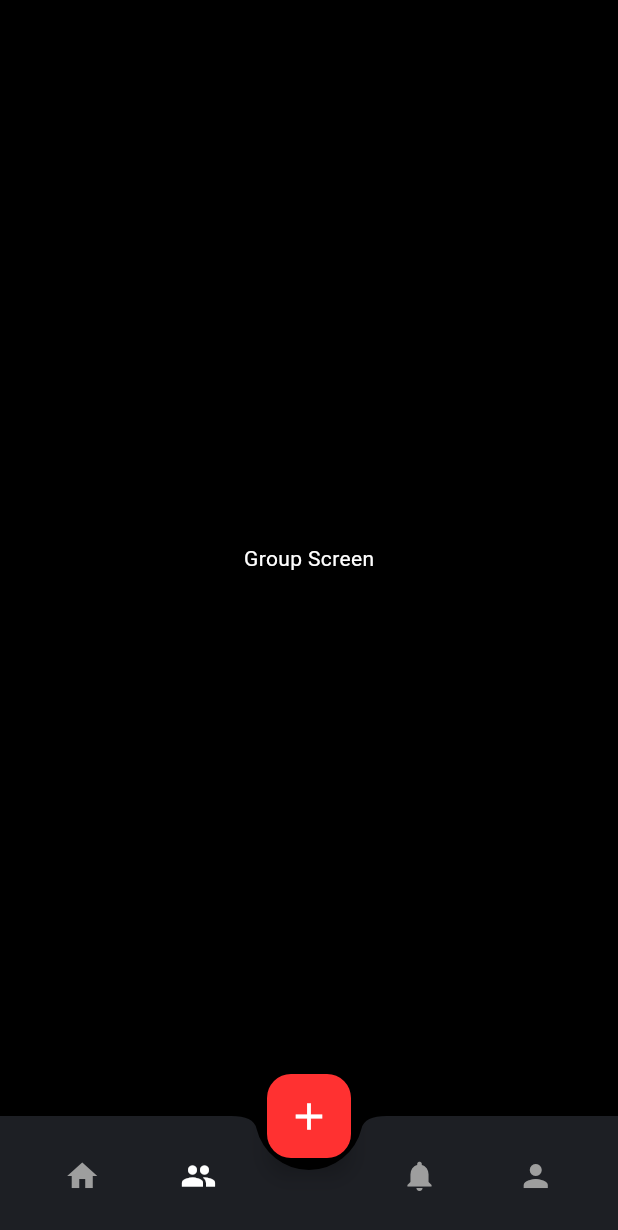
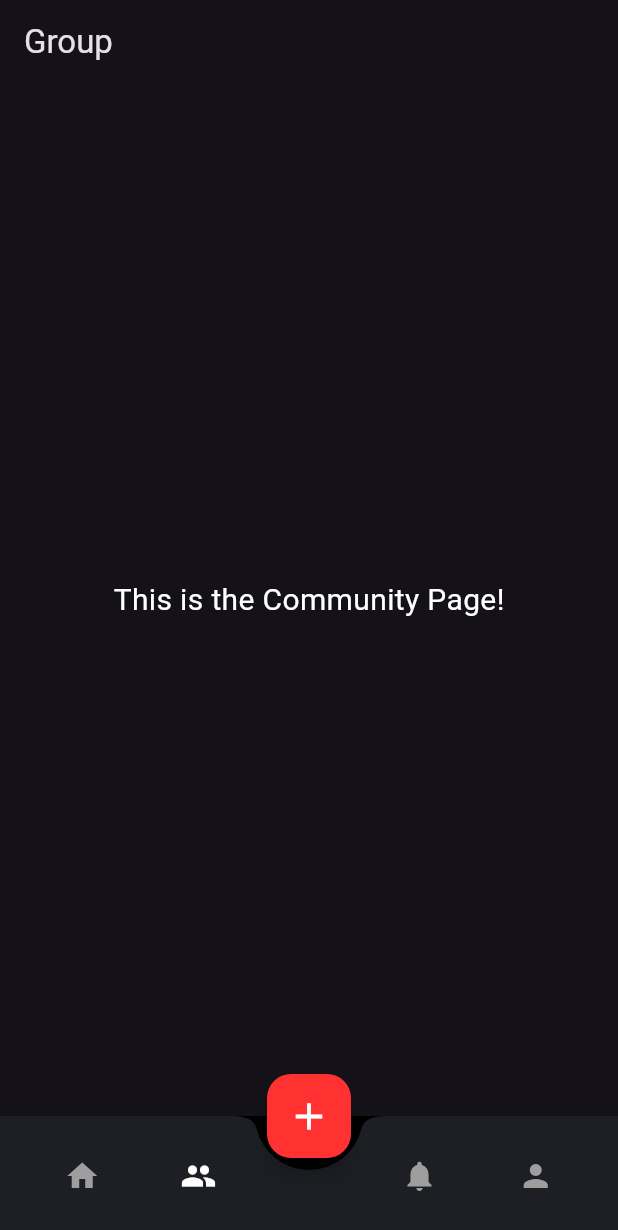
Before and after one commit to KavishkaSashmitha/civic_1, a Flutter app: the screen it shows after launch, item 2 of the bottom bar chosen, after a tap on the "home" icon, after a tap on the "group" icon, on a phone screen of 412 x 824 dp. Shown: the top 1230 px of the screen. Run offline on Flutter 3.47's test engine with Material 3 defaults, Android fonts, the phone set to English and light mode, and no system bars.

Commit message:
add pages

```diff
--- a/lib/main.dart
+++ b/lib/main.dart
@@ -1,20 +1,96 @@
 import 'package:flutter/material.dart';
-import 'screens/home_screen.dart';
+import 'screens/home_page.dart';
+import 'screens/community_page.dart';
+import 'screens/notifications_page.dart';
+import 'screens/profile_page.dart';
+import 'screens/placeholder_page.dart';
 
 void main() {
-  runApp(CivicAlertApp());
+  runApp(MyApp());
 }
 
-class CivicAlertApp extends StatelessWidget {
+class MyApp extends StatelessWidget {
   @override
   Widget build(BuildContext context) {
     return MaterialApp(
-      title: 'Civic Alert',
       theme: ThemeData(
-        primarySwatch: Colors.blue,
+        brightness: Brightness.dark,
+        primaryColor: Color(0xFF1D1F24),
       ),
       home: HomeScreen(),
     );
-
   }
 }
+
+class HomeScreen extends StatefulWidget {
+  @override
+  _HomeScreenState createState() => _HomeScreenState();
+}
+
+class _HomeScreenState extends State<HomeScreen> {
+  int _selectedIndex = 0;
+
+  // List of screens to switch between
+  final List<Widget> _screens = [
+    HomePage(),
+    GroupPage(),
+    PlaceholderPage(),
+    NotificationsPage(),
+    ProfilePage(),
+  ];
+
+  void _onItemTapped(int index) {
+    if (index == 2) {
+      // Handle middle button tap
+    } else {
+      setState(() {
+        _selectedIndex = index;
+      });
+    }
+  }
+
+  @override
+  Widget build(BuildContext context) {
+    return Scaffold(
+      body: _screens[_selectedIndex],
+      backgroundColor: Color(0xFF000000),
+      bottomNavigationBar: BottomAppBar(
+        shape: CircularNotchedRectangle(),
+        notchMargin: 8.0,
+        color: Color(0xFF1D1F24),
+        child: Row(
+          mainAxisAlignment: MainAxisAlignment.spaceAround,
+          children: <Widget>[
+            IconButton(
+              icon: Icon(Icons.home),
+              color: _selectedIndex == 0 ? Colors.white : Colors.grey,
+              onPressed: () => _onItemTapped(0),
+            ),
+            IconButton(
+              icon: Icon(Icons.group),
+              color: _selectedIndex == 1 ? Colors.white : Colors.grey,
+              onPressed: () => _onItemTapped(1),
+            ),
+            SizedBox(width: 40),
+            IconButton(
+              icon: Icon(Icons.notifications),
+              color: _selectedIndex == 3 ? Colors.white : Colors.grey,
+              onPressed: () => _onItemTapped(3),
+            ),
+            IconButton(
+              icon: Icon(Icons.person),
+              color: _selectedIndex == 4 ? Colors.white : Colors.grey,
+              onPressed: () => _onItemTapped(4),
+            ),
+          ],
+        ),
+      ),
+      floatingActionButtonLocation: FloatingActionButtonLocation.centerDocked,
+      floatingActionButton: FloatingActionButton(
+        onPressed: () => _onItemTapped(2),
+        backgroundColor: Color(0xFFFF3131),
+        child: Icon(Icons.add, color: Colors.white, size: 30),
+      ),
+    );
+  }
+}
--- /dev/null
+++ b/lib/screens/community_page.dart
@@ -0,0 +1,16 @@
+import 'package:flutter/material.dart';
+
+class GroupPage extends StatelessWidget {
+  @override
+  Widget build(BuildContext context) {
+    return Scaffold(
+      appBar: AppBar(title: Text('Group')),
+      body: Center(
+        child: Text(
+          'This is the Community Page!',
+          style: TextStyle(color: Colors.white, fontSize: 20),
+        ),
+      ),
+    );
+  }
+}
--- a/lib/screens/home_page.dart
+++ b/lib/screens/home_page.dart
@@ -5,6 +5,6 @@ class HomePage extends StatelessWidget {
   Widget build(BuildContext context) {
     return Center(
       child: Text('Home Page'),
-    );
+        );
   }
 }
--- /dev/null
+++ b/lib/screens/placeholder_page.dart
@@ -0,0 +1,16 @@
+import 'package:flutter/material.dart';
+
+class PlaceholderPage extends StatelessWidget {
+  @override
+  Widget build(BuildContext context) {
+    return Scaffold(
+      appBar: AppBar(title: Text('Action')),
+      body: Center(
+        child: Text(
+          'This is the Placeholder Page for the FAB!',
+          style: TextStyle(color: Colors.white, fontSize: 20),
+        ),
+      ),
+    );
+  }
+}
```
Also changed, not shown: 1 other file.
